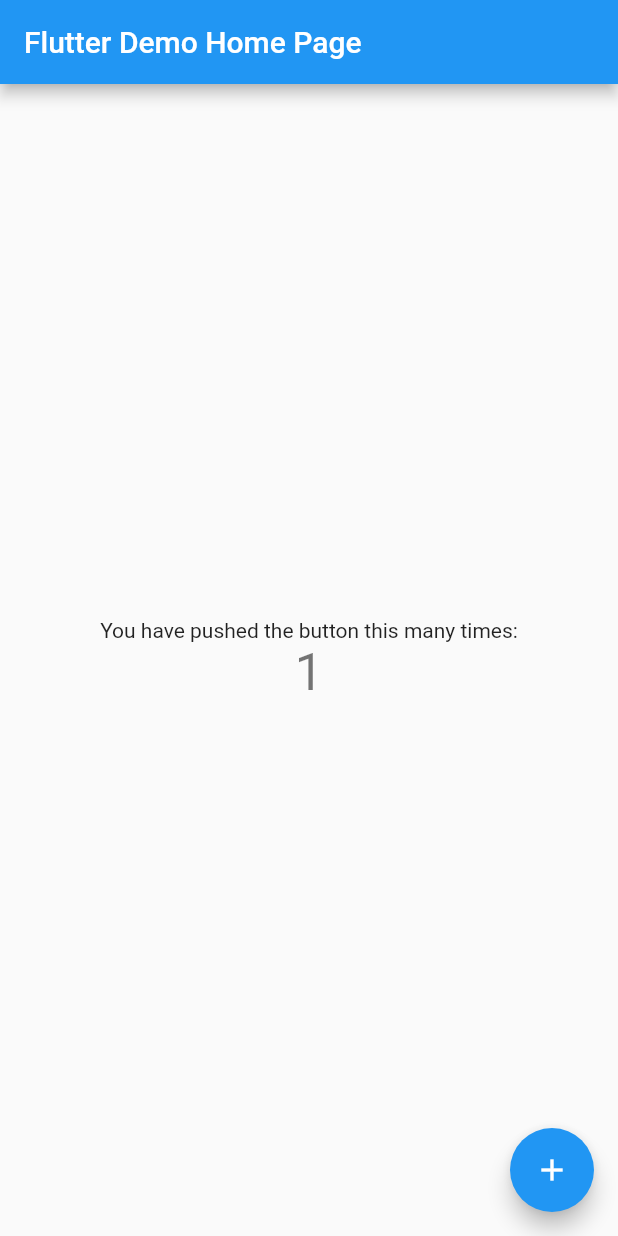
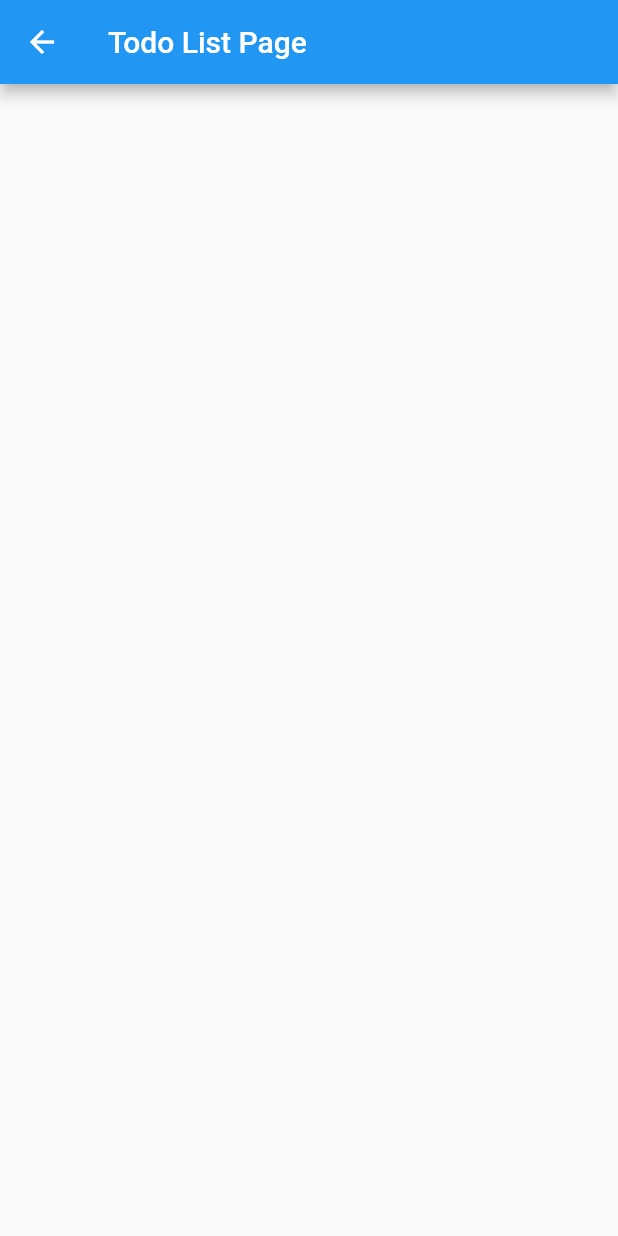
Before and after one commit to tokku5552/flutter_ddd_riverpod, a Flutter app: the screen it shows after launch, after a tap on the "add" icon, on a phone screen of 412 x 824 dp. Run offline on Flutter 3.47's test engine with Material 2 defaults, Android fonts, the phone set to English and light mode, and no system bars; our stand-ins replace cloud_firestore, firebase_core, freezed_annotation, hooks_riverpod, state_notifier; accounts and stored records are empty.

```diff
--- /dev/null
+++ b/lib/application/state/todo_list_state.dart
@@ -0,0 +1,12 @@
+import 'package:flutter_ddd_riverpod/domain/todo_item.dart';
+import 'package:freezed_annotation/freezed_annotation.dart';
+
+part 'todo_list_state.freezed.dart';
+
+@freezed
+class TodoListState with _$TodoListState {
+  const factory TodoListState({
+    @Default(false) bool isFetching,
+    @Default(<TodoItem>[]) List<TodoItem> todoList,
+  }) = _TodoListState;
+}
--- a/lib/domain/value/todo_id.dart
+++ b/lib/domain/value/todo_id.dart
@@ -13,7 +13,7 @@ class TodoIdConverter implements JsonConverter<TodoId, String> {
   const TodoIdConverter();
 
   @override
-  TodoId fromJson(String value) {
+  TodoId fromJson(String? value) {
     return TodoId(value);
   }
 
--- a/lib/main.dart
+++ b/lib/main.dart
@@ -1,10 +1,16 @@
 import 'package:firebase_core/firebase_core.dart';
 import 'package:flutter/material.dart';
+import 'package:flutter_ddd_riverpod/presentation/todo_list_page.dart';
+import 'package:hooks_riverpod/hooks_riverpod.dart';
 
 Future<void> main() async {
   WidgetsFlutterBinding.ensureInitialized();
   await Firebase.initializeApp();
-  runApp(const App());
+  runApp(
+    const ProviderScope(
+      child: App(),
+    ),
+  );
 }
 
 class App extends StatelessWidget {
@@ -13,57 +19,11 @@ class App extends StatelessWidget {
   @override
   Widget build(BuildContext context) {
     return MaterialApp(
-      title: 'Flutter Demo',
+      title: 'Flutter DDD Riverpod Demo',
       theme: ThemeData(
         primarySwatch: Colors.blue,
       ),
-      home: const MyHomePage(title: 'Flutter Demo Home Page'),
+      home: const TodoListPage(),
     );
   }
 }
-
-class MyHomePage extends StatefulWidget {
-  const MyHomePage({Key? key, required this.title}) : super(key: key);
-  final String title;
-
-  @override
-  State<MyHomePage> createState() => _MyHomePageState();
-}
-
-class _MyHomePageState extends State<MyHomePage> {
-  int _counter = 0;
-
-  void _incrementCounter() {
-    setState(() {
-      _counter++;
-    });
-  }
-
-  @override
-  Widget build(BuildContext context) {
-    return Scaffold(
-      appBar: AppBar(
-        title: Text(widget.title),
-      ),
-      body: Center(
-        child: Column(
-          mainAxisAlignment: MainAxisAlignment.center,
-          children: <Widget>[
-            const Text(
-              'You have pushed the button this many times:',
-            ),
-            Text(
-              '$_counter',
-              style: Theme.of(context).textTheme.headline4,
-            ),
-          ],
-        ),
-      ),
-      floatingActionButton: FloatingActionButton(
-        onPressed: _incrementCounter,
-        tooltip: 'Increment',
-        child: const Icon(Icons.add),
-      ),
-    );
-  }
-}
--- a/lib/presentation/todo_detail_page.dart
+++ b/lib/presentation/todo_detail_page.dart
@@ -0,0 +1,16 @@
+import 'package:flutter/material.dart';
+import 'package:hooks_riverpod/hooks_riverpod.dart';
+
+class TodoDetailPage extends HookConsumerWidget {
+  const TodoDetailPage({Key? key}) : super(key: key);
+
+  @override
+  Widget build(BuildContext context, WidgetRef ref) {
+    return Scaffold(
+      appBar: AppBar(
+        title: const Text('Todo List Page'),
+      ),
+      body: Container(),
+    );
+  }
+}
--- /dev/null
+++ b/lib/presentation/todo_list_notifier.dart
@@ -0,0 +1,34 @@
+import 'package:flutter_ddd_riverpod/application/state/todo_list_state.dart';
+import 'package:flutter_ddd_riverpod/application/todo_app_service.dart';
+import 'package:flutter_ddd_riverpod/domain/todo_item.dart';
+import 'package:hooks_riverpod/hooks_riverpod.dart';
+import 'package:state_notifier/state_notifier.dart';
+
+final todoListProvider = StateNotifierProvider<TodoListNotifier, TodoListState>(
+  (ref) => TodoListNotifier(
+    todoAppService: ref.read(todoAppService),
+  )..init(),
+);
+
+class TodoListNotifier extends StateNotifier<TodoListState> {
+  TodoListNotifier({required TodoAppService todoAppService})
+      : _todoAppService = todoAppService,
+        super(const TodoListState());
+
+  final TodoAppService _todoAppService;
+
+  void init() {
+    state = state.copyWith(isFetching: true);
+    _todoAppService.subscribeTodoList(_onDocumentFetched, onEmpty: _dispose);
+  }
+
+  void _dispose() {
+    state = state.copyWith(isFetching: false, todoList: []);
+  }
+
+  void _onDocumentFetched(List<Map<String, dynamic>> data) {
+    state = state.copyWith(
+        isFetching: false,
+        todoList: data.map((e) => TodoItem.fromJson(e)).toList());
+  }
+}
--- a/lib/presentation/todo_list_page.dart
+++ b/lib/presentation/todo_list_page.dart
@@ -1,31 +1,48 @@
+import 'package:flutter/material.dart';
+import 'package:flutter_ddd_riverpod/presentation/todo_detail_page.dart';
+import 'package:flutter_ddd_riverpod/presentation/todo_list_notifier.dart';
+import 'package:hooks_riverpod/hooks_riverpod.dart';
 
-import 'package:flutter/material.dart';
-
-class TodoListPage extends StatelessWidget{
+class TodoListPage extends HookConsumerWidget {
   const TodoListPage({Key? key}) : super(key: key);
 
   @override
-  Widget build(BuildContext context) {
+  Widget build(BuildContext context, WidgetRef ref) {
+    final state = ref.watch(todoListProvider);
+
     return Scaffold(
       appBar: AppBar(
-        title: const Text('test'),
+        title: const Text('Todo List Page'),
       ),
-      body: Center(
-        child: Column(
-          mainAxisAlignment: MainAxisAlignment.center,
-          children: const <Widget>[
-            Text(
-              'You have pushed the button this many times:',
-            ),
-          ],
-        ),
+      body: ListView(
+        children: state.todoList
+            .map((item) => ListTile(
+                  leading: Checkbox(
+                    value: item.isDone,
+                    onChanged: (bool? value) {},
+                  ),
+                  title: RichText(
+                    text: TextSpan(
+                      text: item.title.value,
+                      style: const TextStyle(
+                        color: Colors.black87,
+                      ),
+                    ),
+                  ),
+                ))
+            .toList(),
       ),
       floatingActionButton: FloatingActionButton(
-        onPressed: () {},
-        tooltip: 'Increment',
+        onPressed: () {
+          Navigator.push(
+            context,
+            MaterialPageRoute(
+              builder: (context) => const TodoDetailPage(),
+            ),
+          );
+        },
         child: const Icon(Icons.add),
       ),
     );
   }
-
 }
```
Also changed, not shown: lib/application/todo_app_service.dart (+36 -1 lines), lib/infrastracture/todo_list_repository.dart (added, +50 -0 lines), lib/application/state/todo_list_state.freezed.dart (added), 1 other file.
